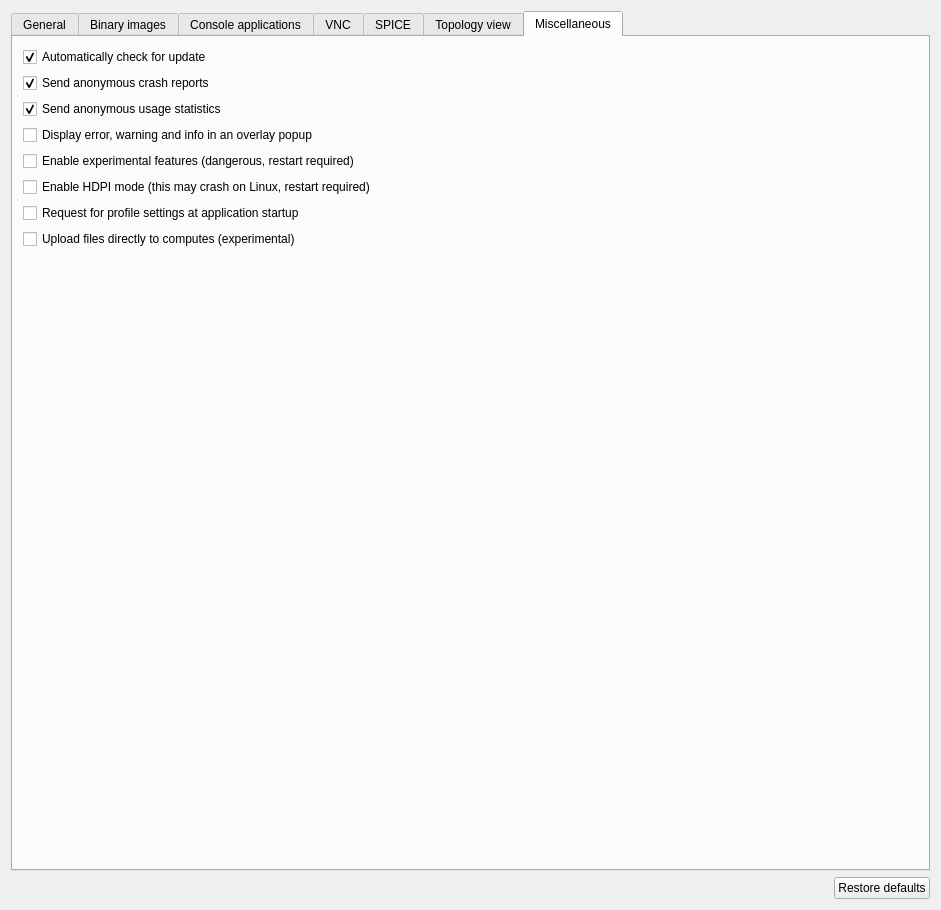
Before: the Qt Designer form gns3/ui/general_preferences_page.ui in kaisenlinux/gns3-gui, drawn with Qt 5.
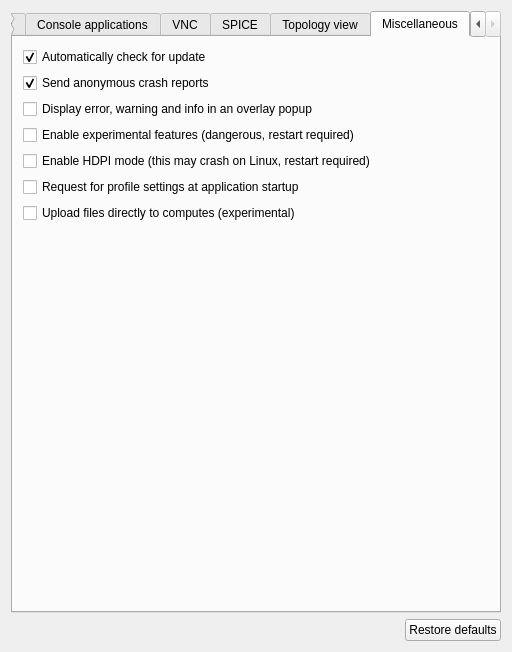
After: the same form once the commit is applied. The open tabs and pages were chosen to show the change.

The edit to the form file:
```diff
--- a/gns3/ui/general_preferences_page.ui
+++ b/gns3/ui/general_preferences_page.ui
@@ -6,8 +6,8 @@
    <rect>
     <x>0</x>
     <y>0</y>
-    <width>941</width>
-    <height>910</height>
+    <width>512</width>
+    <height>652</height>
    </rect>
   </property>
   <property name="windowTitle">
@@ -966,16 +966,6 @@
          </property>
         </widget>
        </item>
-       <item>
-        <widget class="QCheckBox" name="uiStatsCheckBox">
-         <property name="text">
-          <string>Send anonymous usage statistics</string>
-         </property>
-         <property name="checked">
-          <bool>true</bool>
-         </property>
-        </widget>
-       </item>
        <item>
         <widget class="QCheckBox" name="uiOverlayNotificationsCheckBox">
          <property name="text">
```
Left out of the diff: 45 changed lines with no effect on the pictures.
